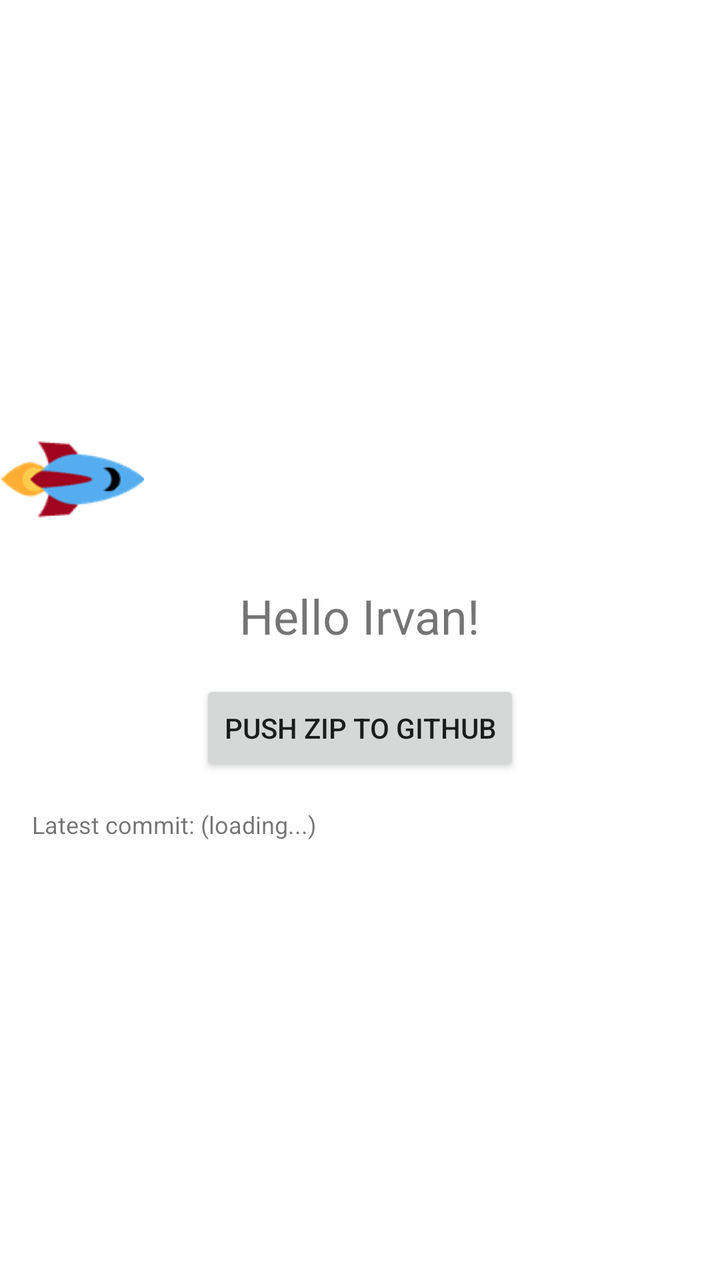
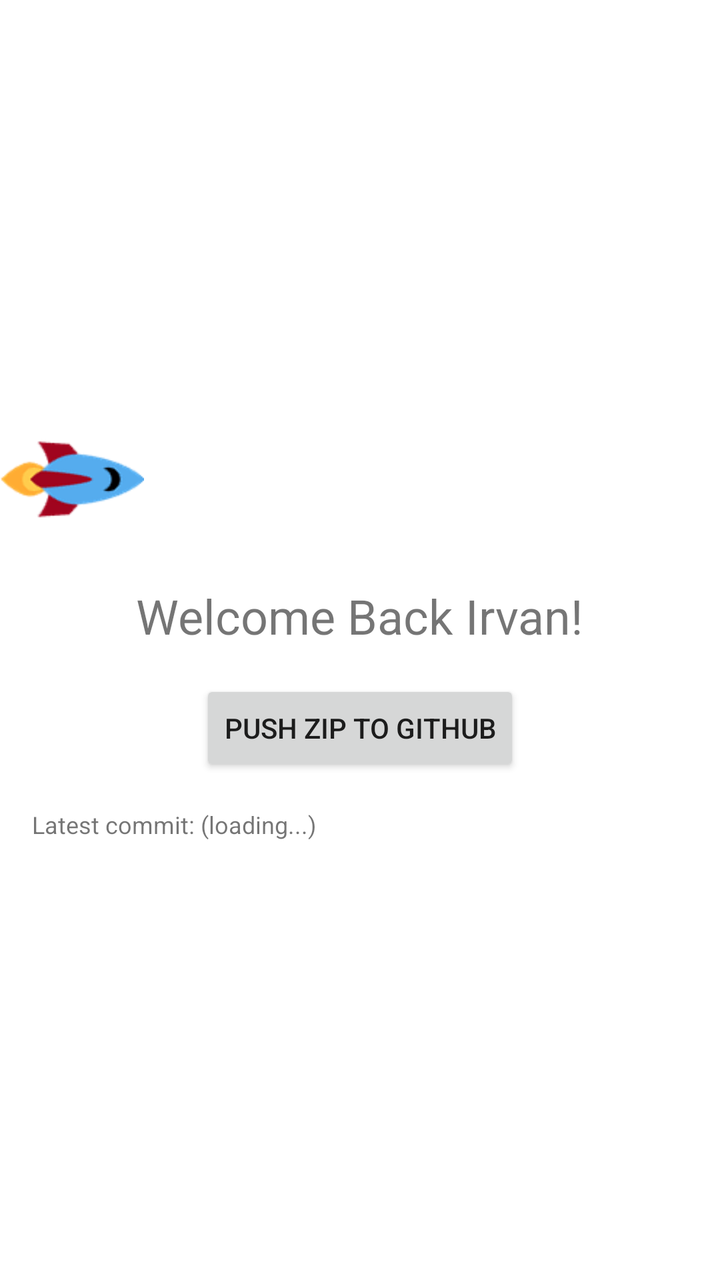

Screens rendered from an Android XML layout before and after an edit, with the pre-edit source and the edit as a unified diff.
<!-- AndroidManifest.xml: application theme Theme.HelloWorldAndroid -->
<!-- res/layout/activity_main.xml -->
<?xml version="1.0" encoding="utf-8"?>
<androidx.constraintlayout.widget.ConstraintLayout xmlns:android="http://schemas.android.com/apk/res/android"
    xmlns:app="http://schemas.android.com/apk/res-auto"
    xmlns:tools="http://schemas.android.com/tools"
    android:layout_width="match_parent"
    android:layout_height="match_parent"
    tools:context=".MainActivity">

    <ImageView
        android:id="@+id/rocket"
        android:layout_width="72dp"
        android:layout_height="72dp"
        android:contentDescription="Rocket"
        android:src="@drawable/rocket_right"
        app:layout_constraintBottom_toTopOf="@id/helloText"
        app:layout_constraintStart_toStartOf="parent"
        app:layout_constraintTop_toTopOf="parent"
        app:layout_constraintVertical_chainStyle="packed" />

    <TextView
        android:id="@+id/helloText"
        android:layout_width="wrap_content"
        android:layout_height="wrap_content"
        android:text="Hello Irvan!"
        android:textSize="24sp"
        android:layout_marginTop="16dp"
        app:layout_constraintBottom_toTopOf="@id/pushButton"
        app:layout_constraintEnd_toEndOf="parent"
        app:layout_constraintStart_toStartOf="parent"
        app:layout_constraintTop_toBottomOf="@id/rocket" />

    <Button
        android:id="@+id/pushButton"
        android:layout_width="wrap_content"
        android:layout_height="wrap_content"
        android:layout_marginTop="16dp"
        android:text="Push ZIP to GitHub"
        app:layout_constraintBottom_toTopOf="@id/commitText"
        app:layout_constraintEnd_toEndOf="parent"
        app:layout_constraintStart_toStartOf="parent"
        app:layout_constraintTop_toBottomOf="@id/helloText" />

    <TextView
        android:id="@+id/commitText"
        android:layout_width="0dp"
        android:layout_height="wrap_content"
        android:layout_margin="16dp"
        android:text="Latest commit: (loading...)"
        android:textSize="12sp"
        app:layout_constraintBottom_toBottomOf="parent"
        app:layout_constraintEnd_toEndOf="parent"
        app:layout_constraintStart_toStartOf="parent"
        app:layout_constraintTop_toBottomOf="@id/pushButton" />

</androidx.constraintlayout.widget.ConstraintLayout>
<!-- resources referenced by this layout -->
<resources>
  <!-- drawable rocket_right: png bitmap (drawable, 4071 bytes) -->
  <style name="Theme.HelloWorldAndroid" parent="Theme.MaterialComponents.DayNight.NoActionBar">
          
      </style>
</resources>

<!-- the commit's change to res/layout/activity_main.xml (unified diff, before → after) -->
@@ -21,7 +21,7 @@
         android:id="@+id/helloText"
         android:layout_width="wrap_content"
         android:layout_height="wrap_content"
-        android:text="Hello Irvan!"
+        android:text="Welcome Back Irvan!"
         android:textSize="24sp"
         android:layout_marginTop="16dp"
         app:layout_constraintBottom_toTopOf="@id/pushButton"
